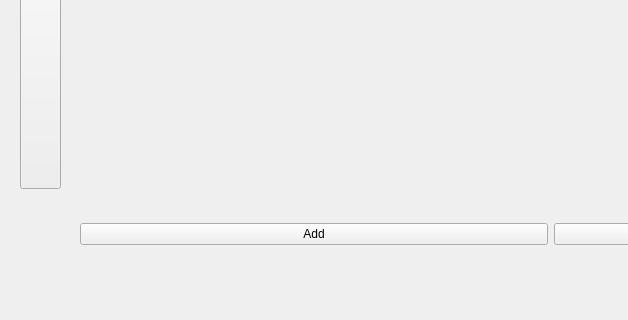
Qt form doTaskapp/daywindow.ui (mewoJSON/doTask) before a commit; both pictures show x 0 to 628 and y 406 to 726 of the 1091 by 726 pixel window.
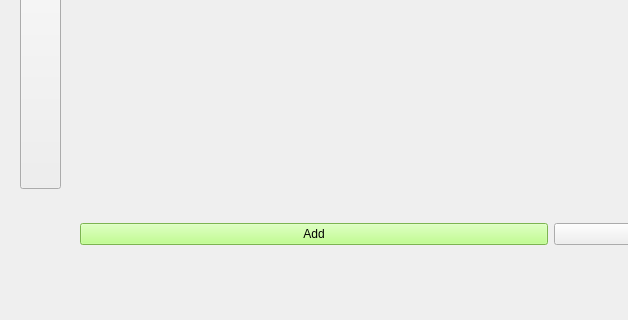
The same form after that commit.

What changed in the file:
```diff
--- a/doTaskapp/daywindow.ui
+++ b/doTaskapp/daywindow.ui
@@ -26,6 +26,9 @@
     <layout class="QHBoxLayout" name="horizontalLayout">
      <item>
       <widget class="QPushButton" name="add_b">
+       <property name="styleSheet">
+        <string notr="true">background-color: rgb(174, 252, 113);</string>
+       </property>
        <property name="text">
         <string>Add</string>
        </property>
```
